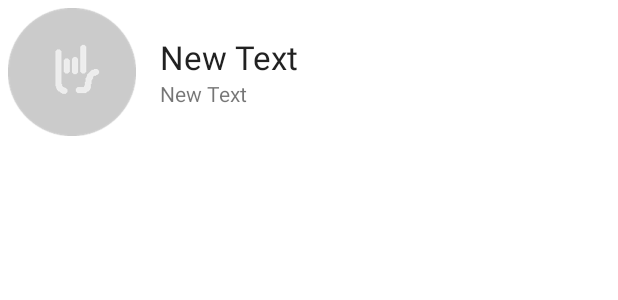
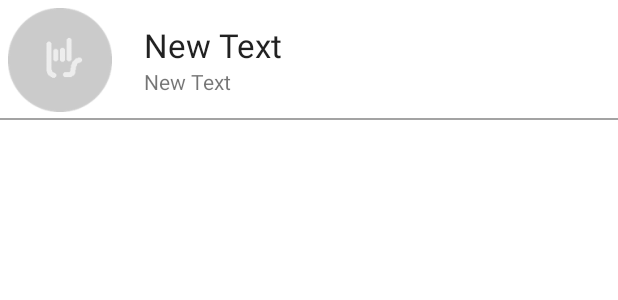
Before and after one commit to ekreative/testbuild-rocks-android, an Android app: the layout item_project.xml on its own in the app's theme, with its tools: preview values and no code run, on a phone screen of 412 x 824 dp. Shown: the top 300 px of the screen. Run offline under Robolectric (Android 15) with nearby library versions, the phone set to English and light mode, and no system bars.

Commit message:
changed item layouts

```diff
--- a/app/build.gradle
+++ b/app/build.gradle
@@ -49,4 +49,6 @@ dependencies {
 	compile 'org.codehaus.jackson:jackson-mapper-asl:1.9.13'
 
 	compile "com.squareup.picasso:picasso:2.5.2"
+	compile "com.daimajia.swipelayout:library:1.2.0@aar"
+
 }
--- a/app/src/main/java/rocks/testbuild/activities/ProjectActivity.java
+++ b/app/src/main/java/rocks/testbuild/activities/ProjectActivity.java
@@ -113,7 +113,7 @@ public class ProjectActivity extends AppCompatActivity implements BuildAdapter.A
 
 	public void installLatestBuild(View someView) {
 		if (lastBuild == null) {
-			Snackbar.make(rootLayout, "Try later...", Snackbar.LENGTH_SHORT)
+			Snackbar.make(rootLayout, "Try later...", Snackbar.LENGTH_LONG)
 					.show();
 		} else {
 			// does something very interesting
--- a/app/src/main/res/layout/item_project.xml
+++ b/app/src/main/res/layout/item_project.xml
@@ -1,16 +1,16 @@
 <?xml version="1.0" encoding="utf-8"?>
 <RelativeLayout xmlns:android="http://schemas.android.com/apk/res/android"
 				android:layout_width="match_parent"
-				android:layout_height="wrap_content"
-				android:minHeight="?attr/listPreferredItemHeightLarge">
+				android:layout_height="?attr/listPreferredItemHeightLarge">
 
 	<ImageView
 		android:id="@+id/ph_icon"
-		android:layout_width="wrap_content"
-		android:layout_height="wrap_content"
+		android:layout_width="?attr/listPreferredItemHeightLarge"
+		android:layout_height="?attr/listPreferredItemHeightLarge"
 		android:layout_alignParentLeft="true"
 		android:src="@drawable/ph_list"
-		android:layout_margin="5dp"/>
+		android:scaleType="fitCenter"
+		android:padding="5dp"/>
 
 	<ImageView
 		android:id="@+id/img_icon"
@@ -37,7 +37,9 @@
 			android:layout_width="wrap_content"
 			android:layout_height="wrap_content"
 			android:textAppearance="?android:attr/textAppearanceLarge"
-			android:text="New Text"/>
+			android:text="New Text"
+			android:singleLine="true"
+			/>
 
 		<TextView
 			android:id="@+id/txt_created"
@@ -49,10 +51,10 @@
 
 	</LinearLayout>
 
-	<Space
+	<View
 		android:layout_width="match_parent"
 		android:layout_height="1dp"
 		android:background="@color/btn_disabled"
-		android:layout_below="@+id/img_icon"/>
+		android:layout_alignParentBottom="true"/>
 
 </RelativeLayout>
--- a/app/src/main/res/values/strings.xml
+++ b/app/src/main/res/values/strings.xml
@@ -1,5 +1,5 @@
 <resources>
-	<string name="app_name">TestBuild Rocks</string>
+	<string name="app_name">TestBuild</string>
 
 	<string name="hello_world">Hello world!</string>
 	<string name="action_settings">Log out</string>
```
Also changed, not shown: app/src/main/res/layout/item_build.xml (+14 -2 lines), 1 other file.
